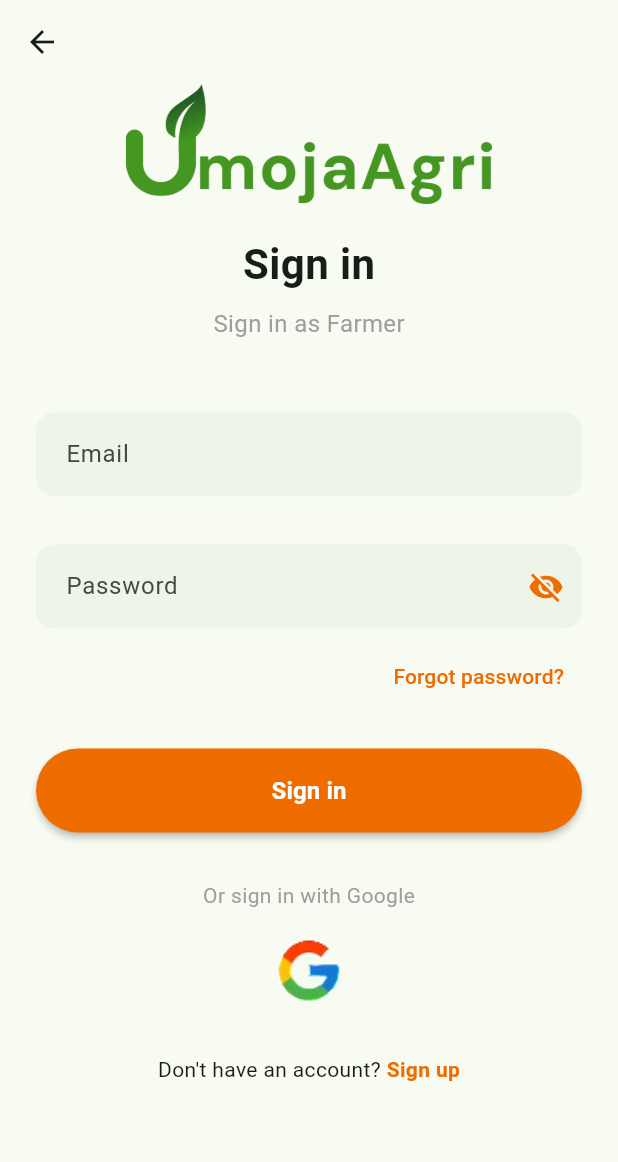
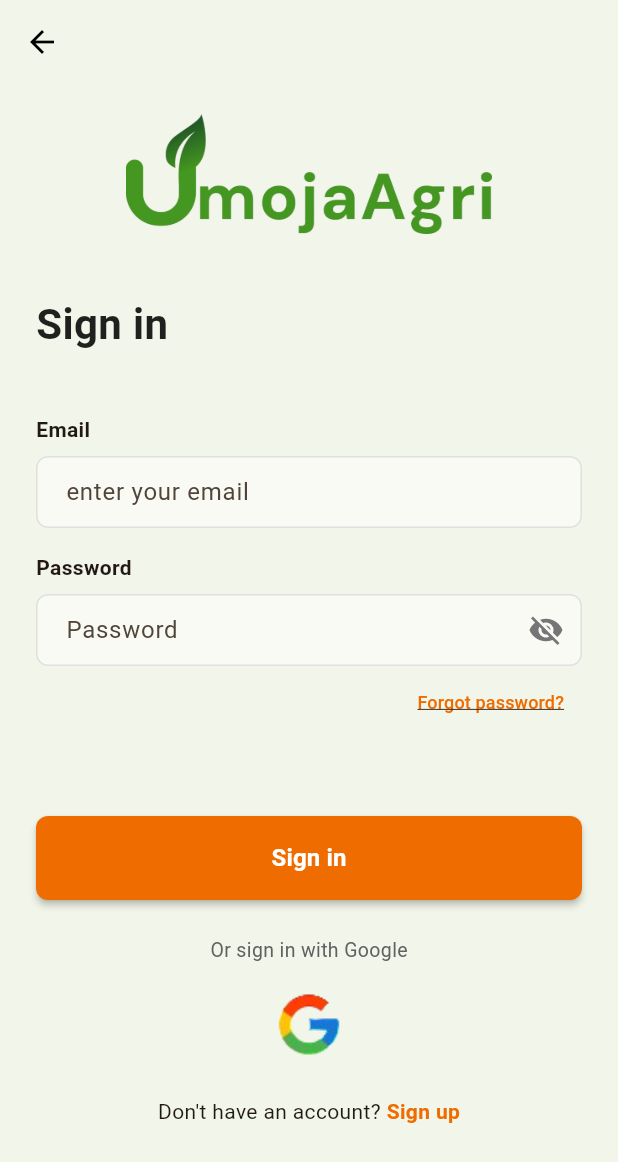
Before and after one commit to JoyObidife/Capstone-project-WTF, a Flutter app: the screen it shows after launch, after a tap on "Sign in as a Farmer", on a phone screen of 412 x 824 dp. Shown: the top 1162 px of the screen. Run offline on Flutter 3.47's test engine with Material 3 defaults, Android fonts, the phone set to English and light mode, and no system bars.

Commit message:
changes done on 19th feb

```diff
--- a/umojaagric_app/lib/auth/sign_in_page.dart
+++ b/umojaagric_app/lib/auth/sign_in_page.dart
@@ -6,6 +6,7 @@
 import 'package:umojaagric_app/widgets/custom_button.dart';
 import 'package:umojaagric_app/widgets/custom_password_field.dart';
 import 'package:umojaagric_app/widgets/custom_text_field.dart';
+import 'package:umojaagric_app/utils/role_theme.dart';
 
 class SignInPage extends StatefulWidget {
   final String role;
@@ -20,17 +21,12 @@
   final _emailController = TextEditingController();
   final _passwordController = TextEditingController();
 
-  String get _roleTitle {
-    switch (widget.role) {
-      case 'farmer':
-        return 'Farmer';
-      case 'transporter':
-        return 'Transporter';
-      case 'market_seller':
-        return 'Market Seller';
-      default:
-        return 'User';
-    }
+  late RoleTheme _theme;
+
+  @override
+  void initState() {
+    super.initState();
+    _theme = RoleTheme.getTheme(widget.role);
   }
 
   void _handleSignIn() {
@@ -58,48 +54,75 @@
   @override
   Widget build(BuildContext context) {
     return Scaffold(
-      appBar: AppBar(elevation: 0, backgroundColor: Colors.transparent),
-      body: SingleChildScrollView(
+      backgroundColor: _theme.backgroundColor,
+      appBar: AppBar(
+        elevation: 0,
+        backgroundColor: Colors.transparent,
+        iconTheme: IconThemeData(color: Colors.black),
+      ),
+      body: SafeArea(
+        child: SingleChildScrollView(
           child: Padding(
             padding: const EdgeInsets.symmetric(horizontal: 24.0),
             child: Column(
+              crossAxisAlignment: CrossAxisAlignment.start,
               children: [
-              Image.asset('assets/images/product_image.png', height: 80),
-              SizedBox(height: 20),
-              Text(
+                const SizedBox(height: 20),
+                Center(
+                  child: Image.asset('assets/images/product_image.png', height: 80),
+                ),
+                const SizedBox(height: 40),
+                const Text(
                   'Sign in',
-                style: TextStyle(fontSize: 28, fontWeight: FontWeight.bold),
+                  style: TextStyle(
+                    fontSize: 28,
+                    fontWeight: FontWeight.bold,
+                    color: Colors.black87,
                   ),
-              SizedBox(height: 8),
-              Text(
-                'Sign in as $_roleTitle',
-                style: TextStyle(fontSize: 16, color: Colors.grey),
                 ),
-              SizedBox(height: 40),
+                const SizedBox(height: 40),
                 CustomTextField(
-                hintText: 'Email',
+                  label: 'Email',
+                  hintText: 'enter your email',
                   controller: _emailController,
                   keyboardType: TextInputType.emailAddress,
                 ),
-              SizedBox(height: 16),
-              CustomPasswordField(controller: _passwordController),
+                const SizedBox(height: 16),
+                CustomPasswordField(
+                  label: 'Password',
+                  controller: _passwordController,
+                ),
                 Align(
                   alignment: Alignment.centerRight,
                   child: TextButton(
                     onPressed: () {},
-                  child: Text('Forgot password?', ),
-
+                    child: Text(
+                      'Forgot password?',
+                      style: TextStyle(
+                        color: _theme.primaryColor,
+                        fontSize: 12,
+                        decoration: TextDecoration.underline,
                       ),
                     ),
-              SizedBox(height: 24),
-              CustomButton(label: 'Sign in', onPressed: _handleSignIn),
-              SizedBox(height: 32),
-              Text(
+                  ),
+                ),
+                const SizedBox(height: 20),
+                const SizedBox(height: 32),
+                CustomButton(
+                  label: 'Sign in',
+                  onPressed: _handleSignIn,
+                  color: _theme.primaryColor,
+                ),
+                const SizedBox(height: 24),
+                Center(
+                  child: Text(
                     'Or sign in with Google',
-                style: TextStyle(color: Colors.grey),
+                    style: TextStyle(color: Colors.grey.shade700, fontSize: 13),
                   ),
-              SizedBox(height: 16),
-              InkWell(
+                ),
+                const SizedBox(height: 16),
+                Center(
+                  child: InkWell(
                     onTap: () {},
                     child: Image.asset(
                       'assets/images/google_icon.png',
@@ -107,11 +130,12 @@
                       width: 48,
                     ),
                   ),
-              SizedBox(height: 32),
+                ),
+                const SizedBox(height: 24),
                 Row(
                   mainAxisAlignment: MainAxisAlignment.center,
                   children: [
-                  Text("Don't have an account? "),
+                    const Text("Don't have an account? "),
                     GestureDetector(
                       onTap: () => Navigator.push(
                         context,
@@ -122,14 +146,16 @@
                       child: Text(
                         'Sign up',
                         style: TextStyle(
-                        color: Theme.of(context).colorScheme.primary,
+                          color: _theme.primaryColor,
                           fontWeight: FontWeight.bold,
                         ),
                       ),
                     ),
                   ],
                 ),
+                const SizedBox(height: 20),
               ],
+            ),
           ),
         ),
       ),
--- a/umojaagric_app/lib/dashboards/farmer_dashboard.dart
+++ b/umojaagric_app/lib/dashboards/farmer_dashboard.dart
@@ -11,7 +11,6 @@
         child: Column(
           mainAxisAlignment: MainAxisAlignment.center,
           children: [
-            Icon(Icons.agriculture, size: 100, color: Colors.green),
             Text('Welcome, Farmer!', style: TextStyle(fontSize: 24)),
           ],
         ),
--- a/umojaagric_app/lib/dashboards/market_seller_dashboard.dart
+++ b/umojaagric_app/lib/dashboards/market_seller_dashboard.dart
@@ -11,7 +11,7 @@
         child: Column(
           mainAxisAlignment: MainAxisAlignment.center,
           children: [
-            Icon(Icons.storefront, size: 100, color: Colors.orange),
+
             Text('Welcome, Market Seller!', style: TextStyle(fontSize: 24)),
           ],
         ),
--- a/umojaagric_app/lib/dashboards/transporter_dashboard.dart
+++ b/umojaagric_app/lib/dashboards/transporter_dashboard.dart
@@ -6,12 +6,11 @@
   @override
   Widget build(BuildContext context) {
     return Scaffold(
-      appBar: AppBar(title: const Text('Transporter Dashboard')),
+      appBar: AppBar(title:  Text('Transporter Dashboard')),
       body: const Center(
         child: Column(
           mainAxisAlignment: MainAxisAlignment.center,
           children: [
-            Icon(Icons.local_shipping, size: 100, color: Colors.blue),
             Text('Welcome, Transporter!', style: TextStyle(fontSize: 24)),
           ],
         ),
--- a/umojaagric_app/lib/main.dart
+++ b/umojaagric_app/lib/main.dart
@@ -16,7 +16,7 @@
         useMaterial3: true,
 
         colorScheme: ColorScheme.fromSeed(
-          seedColor: Colors.green,
+          seedColor: Colors.orange,
           primary: Colors.orange.shade800,
           secondary: Colors.white,
           onPrimary: Colors.white,
--- a/umojaagric_app/lib/pages/welcome_page.dart
+++ b/umojaagric_app/lib/pages/welcome_page.dart
@@ -5,6 +5,54 @@
 
 class WelcomePage extends StatelessWidget {
   const WelcomePage({super.key});
+
+  void _showSignUpRolePicker(BuildContext context) {
+    showModalBottomSheet(
+      context: context,
+      shape: RoundedRectangleBorder(
+        borderRadius: BorderRadius.vertical(top: Radius.circular(20)),
+      ),
+      builder: (context) => Padding(
+        padding: const EdgeInsets.all(24.0),
+        child: Column(
+          mainAxisSize: MainAxisSize.min,
+          crossAxisAlignment: CrossAxisAlignment.start,
+          children: [
+            Text(
+              'Join UmojaAgri as...',
+              style: TextStyle(fontSize: 20, fontWeight: FontWeight.bold),
+            ),
+            SizedBox(height: 24),
+            ListTile(
+              leading: Icon(Icons.agriculture, color: Colors.orange.shade800),
+              title: Text('Farmer'),
+              onTap: () {
+                Navigator.pop(context);
+                Navigator.push(context, MaterialPageRoute(builder: (context) => SignUpPage(role: 'farmer')));
+              },
+            ),
+            ListTile(
+              leading: Icon(Icons.local_shipping, color: Colors.orange.shade800),
+              title: Text('Transporter'),
+              onTap: () {
+                Navigator.pop(context);
+                Navigator.push(context, MaterialPageRoute(builder: (context) => SignUpPage(role: 'transporter')));
+              },
+            ),
+            ListTile(
+              leading: Icon(Icons.storefront, color: Colors.orange.shade800),
+              title: Text('Market Seller'),
+              onTap: () {
+                Navigator.pop(context);
+                Navigator.push(context, MaterialPageRoute(builder: (context) => SignUpPage(role: 'market_seller')));
+              },
+            ),
+            SizedBox(height: 16),
+          ],
+        ),
+      ),
+    );
+  }
 
   @override
   Widget build(BuildContext context) {
@@ -19,9 +67,10 @@
             ),
           ),
 
+          // darker overlay for better text readability
           Positioned.fill(
             child: Container(
-              color: Colors.black.withOpacity(0.5),
+              color: Colors.black.withOpacity(0.6),
             ),
           ),
           SafeArea(
@@ -36,11 +85,20 @@
                   ),
 
                    Spacer(),
+                  Text(
+                    'Select your role to continue',
+                    style: TextStyle(
+                      color: Colors.white70,
+                      fontSize: 18,
+                    ),
+                    textAlign: TextAlign.center,
+                  ),
+                  SizedBox(height: 40),
                   // Role Selection Buttons
                   CustomButton(
                     label: 'Sign in as a Farmer',
-                    color: Theme.of(context).colorScheme.primary,
-                    textColor: Theme.of(context).colorScheme.onPrimary,
+                    color: Colors.orange.shade800,
+                    textColor: Colors.white,
                     onPressed: () => Navigator.push(
                       context,
                       MaterialPageRoute(
@@ -51,8 +109,8 @@
                   const SizedBox(height: 16),
                   CustomButton(
                     label: 'Sign in as a Transporter',
-                    color: Theme.of(context).colorScheme.secondary,
-                    textColor: Theme.of(context).colorScheme.onSecondary,
+                    color: Colors.white,
+                    textColor: Colors.orange.shade800,
                     onPressed: () => Navigator.push(
                       context,
                       MaterialPageRoute(
@@ -63,8 +121,8 @@
                   const SizedBox(height: 16),
                   CustomButton(
                     label: 'Sign in as a Market Seller',
-                    color: Theme.of(context).colorScheme.secondary,
-                    textColor: Theme.of(context).colorScheme.onSecondary,
+                    color: Colors.white,
+                    textColor: Colors.orange.shade800,
                     onPressed: () => Navigator.push(
                       context,
                       MaterialPageRoute(
@@ -82,18 +140,11 @@
                         style: TextStyle(color: Colors.white, fontSize: 16),
                       ),
                       GestureDetector(
-                        onTap: () {
-                          Navigator.push(
-                            context,
-                            MaterialPageRoute(
-                              builder: (context) =>  SignUpPage(role: 'farmer'),
-                            ),
-                          );
-                        },
+                        onTap: () => _showSignUpRolePicker(context),
                         child: Text(
                           'Sign up',
                           style: TextStyle(
-                            color: Theme.of(context).colorScheme.primaryContainer,
+                            color: Colors.white,
                             fontSize: 16,
                             fontWeight: FontWeight.bold,
                             decoration: TextDecoration.underline,
--- /dev/null
+++ b/umojaagric_app/lib/utils/role_theme.dart
@@ -0,0 +1,56 @@
+import 'package:flutter/material.dart';
+
+class RoleTheme {
+  final Color primaryColor;
+  final Color secondaryColor;
+  final Color backgroundColor;
+  final String backgroundImage;
+  final String roleName;
+
+  RoleTheme({
+    required this.primaryColor,
+    required this.secondaryColor,
+    required this.backgroundColor,
+    required this.backgroundImage,
+    required this.roleName,
+  });
+
+  static RoleTheme getTheme(String role) {
+    Color orangePrimary = Colors.orange.shade800;
+    Color lightBg = const Color(0xFFF2F5E9); // Light greenish-gray to match screenshot
+    switch (role) {
+      case 'farmer':
+        return RoleTheme(
+          primaryColor: orangePrimary,
+          secondaryColor: Colors.white,
+          backgroundColor: lightBg,
+          backgroundImage: 'assets/images/onboarding_screen_3.jpeg',
+          roleName: 'Farmer',
+        );
+      case 'transporter':
+        return RoleTheme(
+          primaryColor: orangePrimary,
+          secondaryColor: Colors.white,
+          backgroundColor: lightBg,
+          backgroundImage: 'assets/images/onboarding_screen_3.jpeg',
+          roleName: 'Transporter',
+        );
+      case 'market_seller':
+        return RoleTheme(
+          primaryColor: orangePrimary,
+          secondaryColor: Colors.white,
+          backgroundColor: lightBg,
+          backgroundImage: 'assets/images/onboarding_screen_3.jpeg',
+          roleName: 'Market Seller',
+        );
+      default:
+        return RoleTheme(
+          primaryColor: orangePrimary,
+          secondaryColor: Colors.white,
+          backgroundColor: Colors.white,
+          backgroundImage: 'assets/images/login_image.jpeg',
+          roleName: 'User',
+        );
+    }
+  }
+}
--- a/umojaagric_app/lib/widgets/custom_button.dart
+++ b/umojaagric_app/lib/widgets/custom_button.dart
@@ -27,7 +27,7 @@
           backgroundColor: color ?? Theme.of(context).colorScheme.primary,
           foregroundColor: textColor ?? Theme.of(context).colorScheme.onPrimary,
           shape: RoundedRectangleBorder(
-            borderRadius: BorderRadius.circular(28), // Fully rounded corners
+            borderRadius: BorderRadius.circular(8), // Standardized with text fields
           ),
           elevation: 2, // Subtle shadow for depth
         ),
--- a/umojaagric_app/lib/widgets/custom_password_field.dart
+++ b/umojaagric_app/lib/widgets/custom_password_field.dart
@@ -4,10 +4,12 @@
 /// This widget maintains its own state for showing/hiding the password content.
 class CustomPasswordField extends StatefulWidget {
   final TextEditingController controller;
+  final String? label;
 
   const CustomPasswordField({
     super.key,
     required this.controller,
+    this.label,
   });
 
   @override
@@ -15,30 +17,44 @@
 }
 
 class _CustomPasswordFieldState extends State<CustomPasswordField> {
-  // State variable to toggle password visibility
   bool _obscureText = true;
 
   @override
   Widget build(BuildContext context) {
-    return Padding(
-      padding: const EdgeInsets.symmetric(vertical: 8.0),
-      child: TextField(
+    return Column(
+      crossAxisAlignment: CrossAxisAlignment.start,
+      children: [
+        if (widget.label != null) ...[
+          Text(
+            widget.label!,
+            style: const TextStyle(fontWeight: FontWeight.bold, fontSize: 14),
+          ),
+          const SizedBox(height: 8),
+        ],
+        TextField(
           controller: widget.controller,
           obscureText: _obscureText,
           decoration: InputDecoration(
             hintText: 'Password',
             filled: true,
-          fillColor: Theme.of(context).colorScheme.surfaceVariant.withOpacity(0.3),
+            fillColor: Colors.white.withOpacity(0.5),
             border: OutlineInputBorder(
-            borderRadius: BorderRadius.circular(12),
-            borderSide: BorderSide.none,
+              borderRadius: BorderRadius.circular(8),
+              borderSide: BorderSide(color: Colors.grey.shade400),
             ),
-          contentPadding: const EdgeInsets.symmetric(horizontal: 16, vertical: 16),
-          // Toggle icon to show/hide the password
+            enabledBorder: OutlineInputBorder(
+              borderRadius: BorderRadius.circular(8),
+              borderSide: BorderSide(color: Colors.grey.shade300),
+            ),
+            focusedBorder: OutlineInputBorder(
+              borderRadius: BorderRadius.circular(8),
+              borderSide: BorderSide(color: Theme.of(context).colorScheme.primary),
+            ),
+            contentPadding: const EdgeInsets.symmetric(horizontal: 16, vertical: 12),
             suffixIcon: IconButton(
               icon: Icon(
                 _obscureText ? Icons.visibility_off : Icons.visibility,
-              color: Theme.of(context).colorScheme.primary,
+                color: Colors.grey.shade600,
               ),
               onPressed: () {
                 setState(() {
@@ -48,6 +64,7 @@
             ),
           ),
         ),
+      ],
     );
   }
 }
--- a/umojaagric_app/lib/widgets/custom_text_field.dart
+++ b/umojaagric_app/lib/widgets/custom_text_field.dart
@@ -9,6 +9,7 @@
 /// - [keyboardType]: To specify the type of input (email, phone, etc.).
 class CustomTextField extends StatelessWidget {
   final String hintText;
+  final String? label;
   final TextEditingController controller;
   final TextInputType keyboardType;
 
@@ -16,28 +17,45 @@
     super.key,
     required this.hintText,
     required this.controller,
+    this.label,
     this.keyboardType = TextInputType.text,
   });
 
   @override
   Widget build(BuildContext context) {
-    return Padding(
-      padding: const EdgeInsets.symmetric(vertical: 8.0),
-      child: TextField(
+    return Column(
+      crossAxisAlignment: CrossAxisAlignment.start,
+      children: [
+        if (label != null) ...[
+          Text(
+            label!,
+            style: const TextStyle(fontWeight: FontWeight.bold, fontSize: 14),
+          ),
+          const SizedBox(height: 8),
+        ],
+        TextField(
           controller: controller,
           keyboardType: keyboardType,
           decoration: InputDecoration(
             hintText: hintText,
-          // Using surfaceVariant for a subtle, modern input background
             filled: true,
-          fillColor: Theme.of(context).colorScheme.surfaceVariant.withOpacity(0.3),
+            fillColor: Colors.white.withOpacity(0.5),
             border: OutlineInputBorder(
-            borderRadius: BorderRadius.circular(12),
-            borderSide: BorderSide.none,
+              borderRadius: BorderRadius.circular(8),
+              borderSide: BorderSide(color: Colors.grey.shade400),
             ),
-          contentPadding: const EdgeInsets.symmetric(horizontal: 16, vertical: 16),
+            enabledBorder: OutlineInputBorder(
+              borderRadius: BorderRadius.circular(8),
+              borderSide: BorderSide(color: Colors.grey.shade300),
+            ),
+            focusedBorder: OutlineInputBorder(
+              borderRadius: BorderRadius.circular(8),
+              borderSide: BorderSide(color: Theme.of(context).colorScheme.primary),
+            ),
+            contentPadding: const EdgeInsets.symmetric(horizontal: 16, vertical: 12),
           ),
         ),
+      ],
     );
   }
 }
```
Also changed, not shown: umojaagric_app/lib/auth/sign_up_page.dart (+59 -31 lines). Lines whose indentation alone changed are shown as unchanged.
